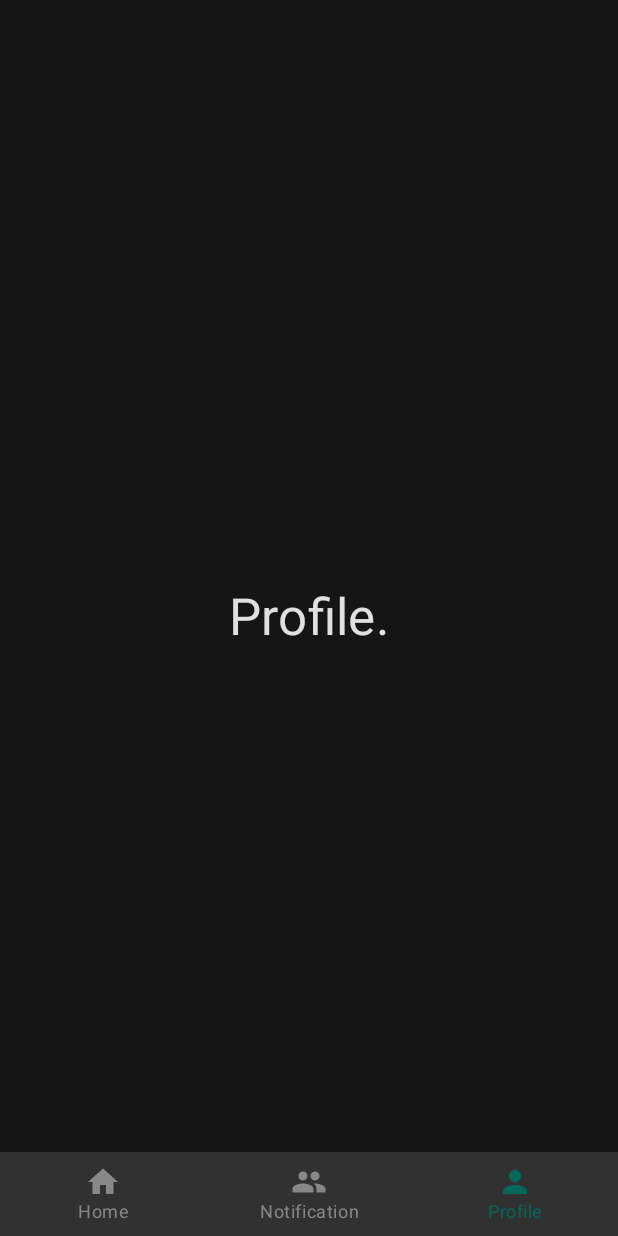
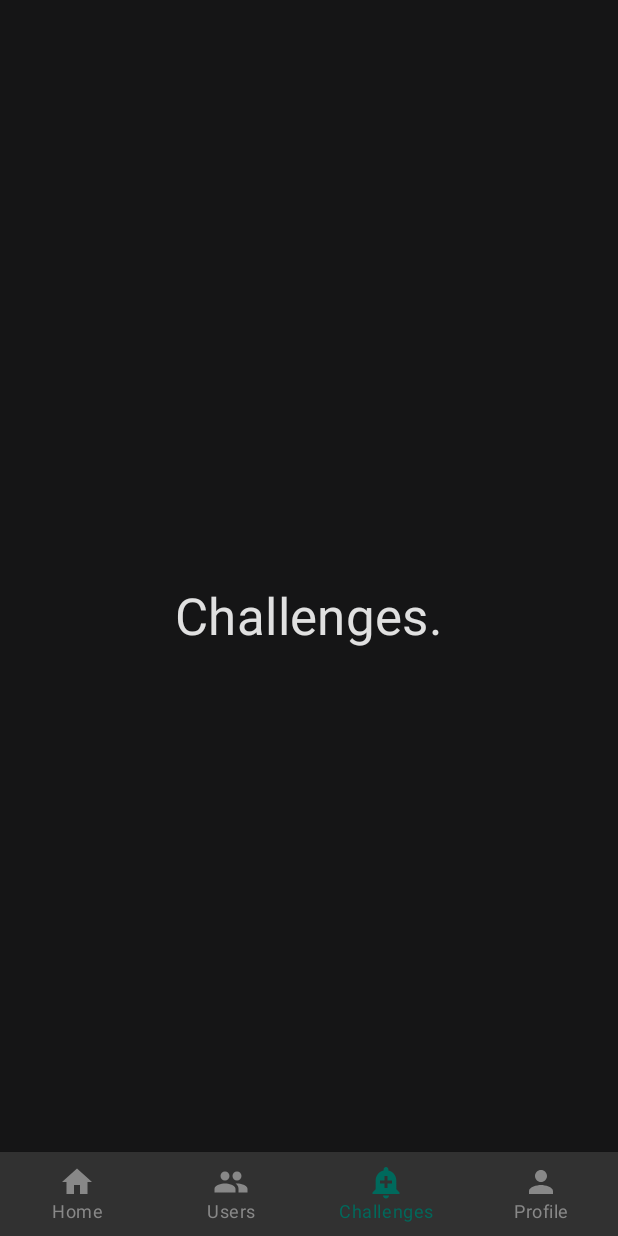
Before and after one commit to mayurgajra/JetChess, an Android app built with Jetpack Compose: the MainActivity screen opened directly, with no data from a screen before it, item 3 of the bottom bar chosen, on a phone screen of 412 x 824 dp. Run offline under Robolectric (Android 15) with nearby library versions, the phone set to English and light mode, and no system bars; our stand-ins replace livedata-compose.

Commit message:
- Updated tabs on main screen

```diff
--- a/app/src/main/java/com/mayurg/jetchess/framework/presentation/main/MainActivity.kt
+++ b/app/src/main/java/com/mayurg/jetchess/framework/presentation/main/MainActivity.kt
@@ -22,8 +22,6 @@ import androidx.navigation.compose.rememberNavController
 import com.mayurg.jetchess.framework.presentation.base.BaseActivity
 import com.mayurg.jetchess.framework.presentation.playgame.PlayGameActivity
 import com.mayurg.jetchess.framework.presentation.utils.themeutils.AppTheme
-import com.mayurg.jetchess.framework.presentation.utils.themeutils.background
-import com.mayurg.jetchess.framework.presentation.utils.themeutils.primaryColor
 
 @ExperimentalFoundationApi
 class MainActivity : BaseActivity() {
@@ -77,7 +75,8 @@ class MainActivity : BaseActivity() {
                     moveToGame()
                 })
             }
-            composable(Screens.MainScreens.Friends.route) { Friends(viewModel = viewModel) }
+            composable(Screens.MainScreens.Users.route) { Users(viewModel = viewModel) }
+            composable(Screens.MainScreens.Challenges.route) { Challenges(viewModel = viewModel) }
             composable(Screens.MainScreens.Profile.route) { Profile(viewModel = viewModel) }
         }
     }
--- a/app/src/main/java/com/mayurg/jetchess/framework/presentation/main/MainScreens.kt
+++ b/app/src/main/java/com/mayurg/jetchess/framework/presentation/main/MainScreens.kt
@@ -7,6 +7,7 @@ import androidx.compose.material.Button
 import androidx.compose.material.MaterialTheme
 import androidx.compose.material.Text
 import androidx.compose.material.icons.Icons
+import androidx.compose.material.icons.filled.AddAlert
 import androidx.compose.material.icons.filled.Home
 import androidx.compose.material.icons.filled.People
 import androidx.compose.material.icons.filled.Person
@@ -26,14 +27,16 @@ sealed class Screens(val route: String, val title: String) {
         title
     ) {
         object Home : MainScreens("home", "Home", Icons.Filled.Home)
-        object Friends : MainScreens("friends", "Notification", Icons.Filled.People)
+        object Users : MainScreens("users", "Users", Icons.Filled.People)
+        object Challenges : MainScreens("challenges", "Challenges", Icons.Filled.AddAlert)
         object Profile : MainScreens("profile", "Profile", Icons.Filled.Person)
     }
 }
 
 val screensInHomeFromBottomNav = listOf(
     Screens.MainScreens.Home,
-    Screens.MainScreens.Friends,
+    Screens.MainScreens.Users,
+    Screens.MainScreens.Challenges,
     Screens.MainScreens.Profile
 )
 
@@ -55,14 +58,26 @@ fun Home(modifier: Modifier = Modifier, viewModel: MainViewModel, onClick: () ->
 }
 
 @Composable
-fun Friends(modifier: Modifier = Modifier, viewModel: MainViewModel) {
-    viewModel.setCurrentScreen(Screens.MainScreens.Friends)
+fun Users(modifier: Modifier = Modifier, viewModel: MainViewModel) {
+    viewModel.setCurrentScreen(Screens.MainScreens.Challenges)
     Column(
         modifier = modifier.fillMaxSize(),
         verticalArrangement = Arrangement.Center,
         horizontalAlignment = Alignment.CenterHorizontally
     ) {
-        Text(text = "Friends.", style = MaterialTheme.typography.h4)
+        Text(text = "Users.", style = MaterialTheme.typography.h4)
+    }
+}
+
+@Composable
+fun Challenges(modifier: Modifier = Modifier, viewModel: MainViewModel) {
+    viewModel.setCurrentScreen(Screens.MainScreens.Challenges)
+    Column(
+        modifier = modifier.fillMaxSize(),
+        verticalArrangement = Arrangement.Center,
+        horizontalAlignment = Alignment.CenterHorizontally
+    ) {
+        Text(text = "Challenges.", style = MaterialTheme.typography.h4)
     }
 }
 
```
Also changed, not shown: app/src/main/AndroidManifest.xml (+7 -5 lines), app/src/main/java/com/mayurg/jetchess/framework/presentation/login/LoginActivity.kt (+3 -8 lines).
